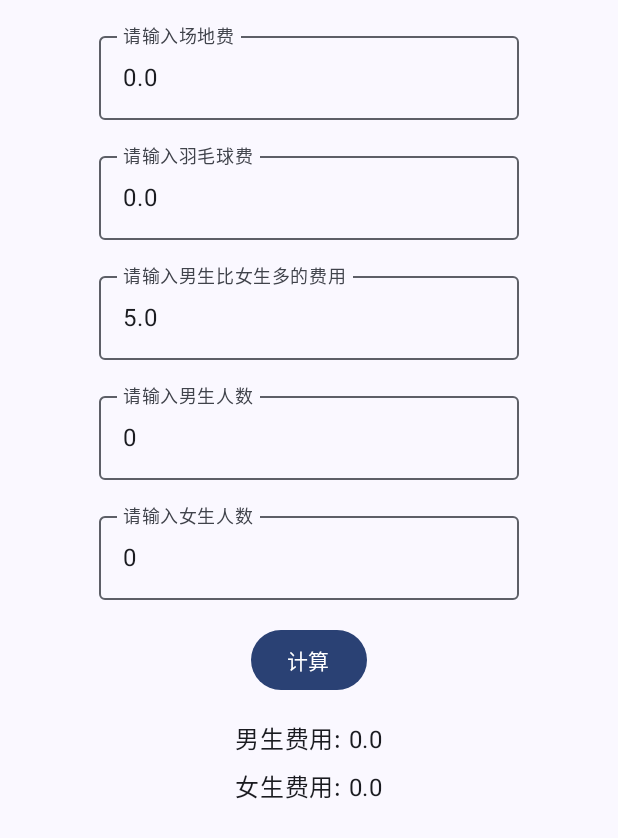
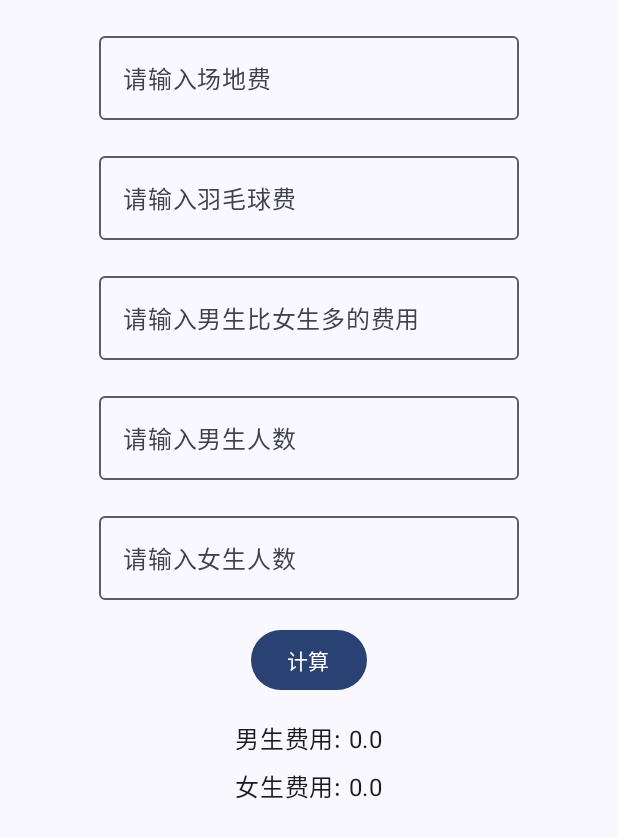
Before and after one commit to Supremesir/BadmintonFeeCalculator, an Android app built with Jetpack Compose: the screen it shows after launch (MainActivity), on a phone screen of 412 x 824 dp. Shown: the top 838 px of the screen. Run offline under Robolectric (Android 15) with nearby library versions, the phone set to English and light mode, and no system bars.

Commit message:
feat: change to use string as OutlinedTextField data

```diff
--- /dev/null
+++ b/app/src/main/java/com/supremesir/badmintonfeecalculator/Calculator.kt
@@ -0,0 +1,101 @@
+package com.supremesir.badmintonfeecalculator
+
+import androidx.compose.foundation.layout.Arrangement
+import androidx.compose.foundation.layout.Column
+import androidx.compose.foundation.layout.Spacer
+import androidx.compose.foundation.layout.fillMaxSize
+import androidx.compose.foundation.layout.height
+import androidx.compose.foundation.layout.padding
+import androidx.compose.material3.Button
+import androidx.compose.material3.OutlinedTextField
+import androidx.compose.material3.Text
+import androidx.compose.runtime.Composable
+import androidx.compose.runtime.getValue
+import androidx.compose.runtime.mutableDoubleStateOf
+import androidx.compose.runtime.mutableStateOf
+import androidx.compose.runtime.remember
+import androidx.compose.runtime.setValue
+import androidx.compose.ui.Alignment
+import androidx.compose.ui.Modifier
+import androidx.compose.ui.unit.dp
+
+@Composable
+fun CalculatorScreen() {
+    var courtFee by remember { mutableStateOf("") }
+    var badmintonFee by remember { mutableStateOf("") }
+    var extraMaleFee by remember { mutableStateOf("") }
+    var maleCount by remember { mutableStateOf("") }
+    var femaleCount by remember { mutableStateOf("") }
+    var maleCost by remember { mutableDoubleStateOf(0.0) }
+    var femaleCost by remember { mutableDoubleStateOf(0.0) }
+
+    Column(
+        modifier = Modifier
+            .fillMaxSize()
+            .padding(16.dp),
+        verticalArrangement = Arrangement.Top,
+        horizontalAlignment = Alignment.CenterHorizontally
+    ) {
+        OutlinedTextField(
+            value = courtFee,
+            onValueChange = { courtFee = it },
+            label = { Text("请输入场地费") },
+        )
+        Spacer(modifier = Modifier.height(16.dp))
+        OutlinedTextField(
+            value = badmintonFee,
+            onValueChange = { badmintonFee = it },
+            label = { Text("请输入羽毛球费" ) },
+        )
+        Spacer(modifier = Modifier.height(16.dp))
+        OutlinedTextField(
+            value = extraMaleFee,
+            onValueChange = { extraMaleFee = it },
+            label = { Text("请输入男生比女生多的费用") },
+        )
+        Spacer(modifier = Modifier.height(16.dp))
+        OutlinedTextField(
+            value = maleCount,
+            onValueChange = { maleCount = it },
+            label = { Text("请输入男生人数" )},
+        )
+        Spacer(modifier = Modifier.height(16.dp))
+        OutlinedTextField(
+            value = femaleCount,
+            onValueChange = { femaleCount = it },
+            label = { Text("请输入女生人数") },
+        )
+        Spacer(modifier = Modifier.height(16.dp))
+        Button(onClick = {
+            calculateString(courtFee, badmintonFee, extraMaleFee, maleCount, femaleCount).run {
+                maleCost = this.maleFee
+                femaleCost = this.femaleFee
+            }
+        }) {
+            Text("计算")
+        }
+        Spacer(modifier = Modifier.height(16.dp))
+        Text("男生费用: $maleCost")
+        Spacer(modifier = Modifier.height(8.dp))
+        Text("女生费用: $femaleCost")
+    }
+}
+
+
+fun calculateString(
+    courtFee: String,
+    badmintonFee: String,
+    extraMaleFee: String,
+    maleCount: String,
+    femaleCount: String
+): FeeResult {
+    FeeCalculate.calculate(
+        courtFee.safeToDouble(),
+        badmintonFee.safeToDouble(),
+        extraMaleFee.safeToDouble(),
+        maleCount.safeToInt(),
+        femaleCount.safeToInt()
+    ).run {
+        return FeeResult(this[0], this[1])
+    }
+}
--- /dev/null
+++ b/app/src/main/java/com/supremesir/badmintonfeecalculator/Helper.kt
@@ -0,0 +1,5 @@
+package com.supremesir.badmintonfeecalculator
+
+fun String.safeToDouble() = this.toDoubleOrNull() ?: 0.0
+
+fun String.safeToInt() = this.toIntOrNull() ?: 0
--- a/app/src/main/java/com/supremesir/badmintonfeecalculator/MainActivity.kt
+++ b/app/src/main/java/com/supremesir/badmintonfeecalculator/MainActivity.kt
@@ -45,7 +45,7 @@ class MainActivity : ComponentActivity() {
                     modifier = Modifier.fillMaxSize(),
                     color = MaterialTheme.colorScheme.background
                 ) {
-                    MainScreen()
+                    CalculatorScreen()
                 }
             }
         }
```
